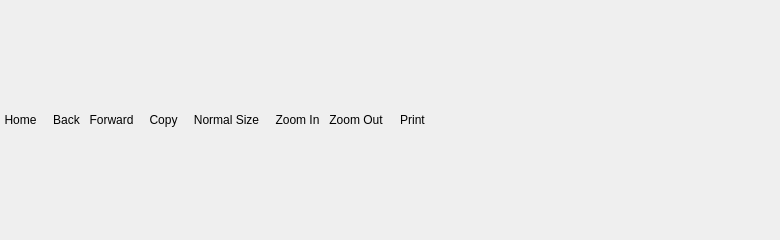
The window that src/ui/helpwindow.ui (opencor/opencor) describes before a commit, drawn with Qt 5.
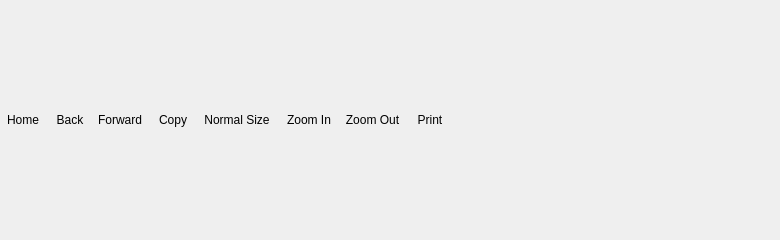
The same window after the commit. Icons and pictures are not drawn.

Commit message: Added a toolbar for FileBrowserWindow (none of the buttons is active though). Moved the style sheet for QToolButton (originally in helpwindow.ui) to a resource file (OpenCOR.css) which is then applied upon starting OpenCOR. Updated the GUI for HelpWindow.

Patch:
```diff
--- a/src/ui/helpwindow.ui
+++ b/src/ui/helpwindow.ui
@@ -10,22 +10,6 @@
     <height>240</height>
    </rect>
   </property>
-  <property name="styleSheet">
-   <string notr="true">QToolButton {
-    border-style: none;
-}
-
-QToolButton:hover {
-    border: 1px solid rgb(168, 168, 168);
-    border-radius: 5px;
-    background-color: qLinearGradient(x1: 0, y1: 0, x2: 0, y2: 1, stop: 0 rgb(245, 245, 245), stop: 0.42999 rgb(232, 232, 232), stop: 0.43 rgb(218, 218, 218), stop: 1 rgb(240, 240, 240));
-}
- 
-QToolButton:pressed {
-    border: 1px solid rgb(84, 84, 84);
-    background-color: qLinearGradient(x1: 0, y1: 0, x2: 0, y2: 1, stop: 0 rgb(180, 180, 180), stop: 1 rgb(230, 230, 230));
-}</string>
-  </property>
   <property name="windowTitle">
    <string>OpenCOR Help</string>
   </property>
@@ -49,8 +33,8 @@
         </property>
         <property name="iconSize">
          <size>
-          <width>24</width>
-          <height>24</height>
+          <width>20</width>
+          <height>20</height>
          </size>
         </property>
         <property name="autoRaise">
@@ -68,7 +52,7 @@
         </property>
         <property name="sizeHint" stdset="0">
          <size>
-          <width>7</width>
+          <width>3</width>
           <height>0</height>
          </size>
         </property>
@@ -81,8 +65,8 @@
         </property>
         <property name="iconSize">
          <size>
-          <width>24</width>
-          <height>24</height>
+          <width>20</width>
+          <height>20</height>
          </size>
         </property>
         <property name="autoRaise">
@@ -97,8 +81,8 @@
         </property>
         <property name="iconSize">
          <size>
-          <width>24</width>
-          <height>24</height>
+          <width>20</width>
+          <height>20</height>
          </size>
         </property>
         <property name="autoRaise">
@@ -116,7 +100,7 @@
         </property>
         <property name="sizeHint" stdset="0">
          <size>
-          <width>7</width>
+          <width>3</width>
           <height>0</height>
          </size>
         </property>
@@ -129,8 +113,8 @@
         </property>
         <property name="iconSize">
          <size>
-          <width>24</width>
-          <height>24</height>
+          <width>20</width>
+          <height>20</height>
          </size>
         </property>
         <property name="autoRaise">
@@ -148,7 +132,7 @@
         </property>
         <property name="sizeHint" stdset="0">
          <size>
-          <width>7</width>
+          <width>3</width>
           <height>0</height>
          </size>
         </property>
@@ -161,8 +145,8 @@
         </property>
         <property name="iconSize">
          <size>
-          <width>24</width>
-          <height>24</height>
+          <width>20</width>
+          <height>20</height>
          </size>
         </property>
         <property name="autoRaise">
@@ -180,7 +164,7 @@
         </property>
         <property name="sizeHint" stdset="0">
          <size>
-          <width>7</width>
+          <width>3</width>
           <height>0</height>
          </size>
         </property>
@@ -193,8 +177,8 @@
         </property>
         <property name="iconSize">
          <size>
-          <width>24</width>
-          <height>24</height>
+          <width>20</width>
+          <height>20</height>
          </size>
         </property>
         <property name="autoRaise">
@@ -209,8 +193,8 @@
         </property>
         <property name="iconSize">
          <size>
-          <width>24</width>
-          <height>24</height>
+          <width>20</width>
+          <height>20</height>
          </size>
         </property>
         <property name="autoRaise">
@@ -228,7 +212,7 @@
         </property>
         <property name="sizeHint" stdset="0">
          <size>
-          <width>7</width>
+          <width>3</width>
           <height>0</height>
          </size>
         </property>
@@ -241,8 +225,8 @@
         </property>
         <property name="iconSize">
          <size>
-          <width>24</width>
-          <height>24</height>
+          <width>20</width>
+          <height>20</height>
          </size>
         </property>
         <property name="autoRaise">
```
Left out of the diff: 12 changed lines with no effect on the pictures. The commit also changes 10 other files.
